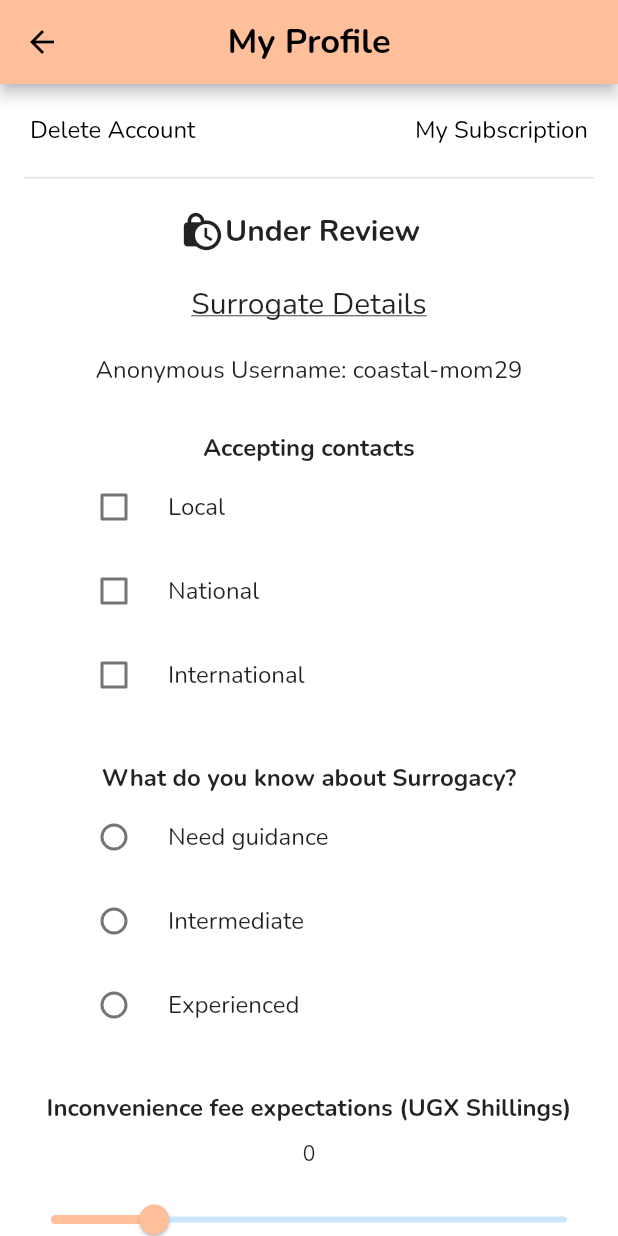
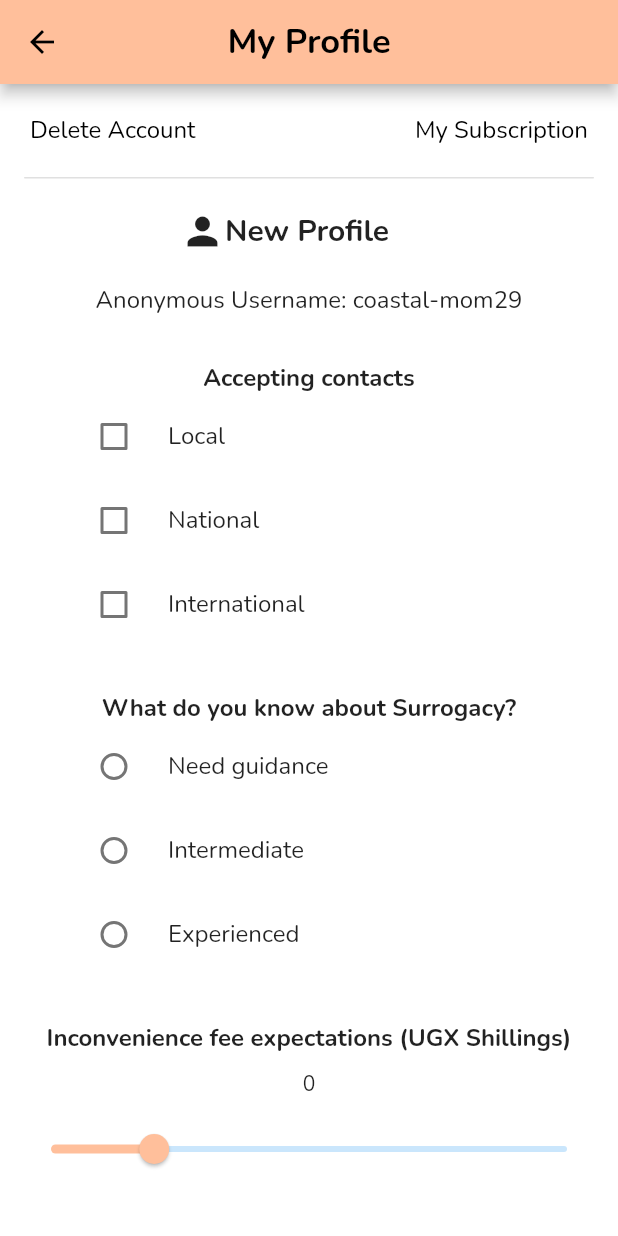
Before and after one commit to rhodinemma/baby-bridge, a Flutter app: the SurrogateMotherForm screen opened directly, on a phone screen of 412 x 824 dp. Run offline on Flutter 3.47's test engine with Material 2 defaults, Android fonts, the light colour scheme and no system bars; our stand-ins replace file_picker, firebase_auth, firebase_core, geolocator, image_picker, intl_phone_field and 1 more; accounts and stored records are empty.

Commit message:
feat: add submit-success for surrogate form if no errors

```diff
--- a/lib/screens/surrogate_mother_form.dart
+++ b/lib/screens/surrogate_mother_form.dart
@@ -1,6 +1,7 @@
 import 'dart:io';
 
 import 'package:baby_bridge/screens/home.dart';
+import 'package:baby_bridge/screens/submit_surrogate_details.dart';
 import 'package:image_picker/image_picker.dart';
 import 'package:baby_bridge/widgets/slider.dart';
 import 'package:flutter/material.dart';
@@ -150,9 +151,9 @@ class _SurrogateMotherFormState extends State<SurrogateMotherForm> {
             padding: const EdgeInsets.only(left: 120.0),
             child: Row(
               children: const [
-                Icon(Icons.lock_clock, size: 30.0),
+                Icon(Icons.person, size: 30.0),
                 Text(
-                  'Under Review',
+                  'New Profile',
                   style: TextStyle(
                     fontSize: 20.0,
                     fontWeight: FontWeight.bold,
@@ -161,14 +162,6 @@ class _SurrogateMotherFormState extends State<SurrogateMotherForm> {
               ],
             ),
           ),
-          const SizedBox(height: 20.0),
-          const Text("Surrogate Details",
-              style: TextStyle(
-                fontSize: 20.0,
-                fontWeight: FontWeight.w400,
-                decoration: TextDecoration.underline,
-              ),
-              textAlign: TextAlign.center),
           const SizedBox(height: 20.0),
           const Text("Anonymous Username: coastal-mom29",
               textAlign: TextAlign.center,
@@ -438,7 +431,7 @@ class _SurrogateMotherFormState extends State<SurrogateMotherForm> {
               children: const [
                 Icon(Icons.lock, size: 30.0),
                 Text(
-                  'Private Profile',
+                  'Private Credentials',
                   style: TextStyle(
                     fontSize: 20.0,
                     fontWeight: FontWeight.bold,
@@ -451,7 +444,7 @@ class _SurrogateMotherFormState extends State<SurrogateMotherForm> {
           const Padding(
             padding: EdgeInsets.all(8.0),
             child: Text(
-                "Only contacts you have accepted will have access to some of your private information (Full name, Photo, Email address)",
+                "The information you provide below will be used to connect you to intended parents (Full name, Photo, Email address)",
                 style: TextStyle(
                   fontSize: 20.0,
                   fontWeight: FontWeight.w400,
@@ -599,10 +592,18 @@ class _SurrogateMotherFormState extends State<SurrogateMotherForm> {
                             builder: (context) => const Home(),
                           ),
                         );*/
+
+                        // show submit success screen if no errors
+                        Navigator.push(
+                          context,
+                          MaterialPageRoute(
+                            builder: (context) => const SubmitSurrogateDetails(),
+                          ),
+                        );
                       }
                     },
                     child: const Text(
-                      'Save Profile',
+                      'Submit Details',
                       style:
                           TextStyle(fontSize: 20, fontWeight: FontWeight.bold, color: Colors.black),
                     ),
--- a/pubspec.yaml
+++ b/pubspec.yaml
@@ -44,6 +44,7 @@ dependencies:
   easy_search_bar: ^2.4.2
   file_picker: ^5.2.6
   geolocator: ^9.0.2
+  confetti: ^0.7.0
 
 dev_dependencies:
   flutter_test:
```
Also changed, not shown: lib/screens/login.dart (+6 -2 lines), lib/screens/submit_surrogate_details.dart (added, +47 -0 lines), pubspec.lock.
